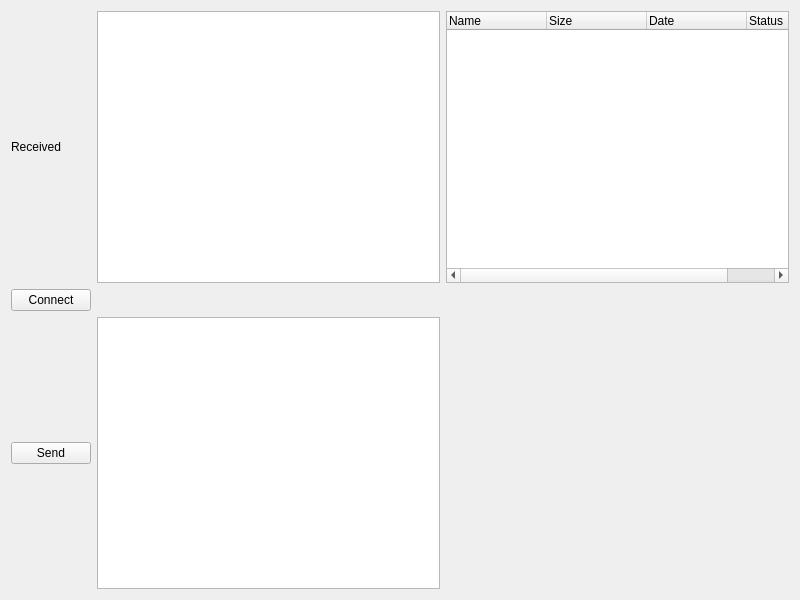
This is fileclient/clientwidget.ui in Che1012/qtFileServer as Qt 5 draws it before an edit. The edited form follows.
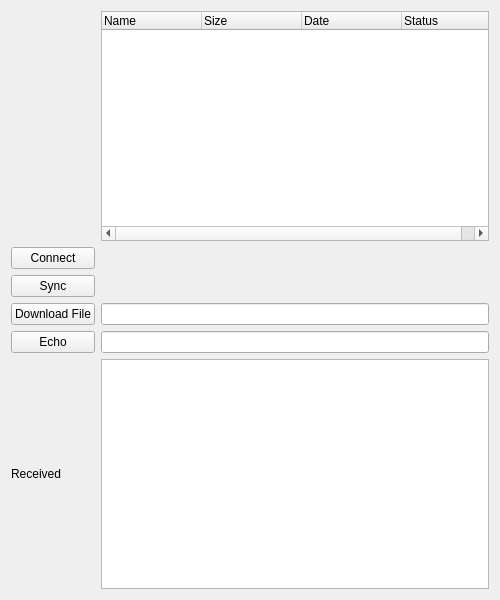
This is the edited form.

```diff
--- a/fileclient/clientwidget.ui
+++ b/fileclient/clientwidget.ui
@@ -6,7 +6,7 @@
    <rect>
     <x>0</x>
     <y>0</y>
-    <width>800</width>
+    <width>500</width>
     <height>600</height>
    </rect>
   </property>
@@ -14,8 +14,18 @@
    <string>ClientWidget</string>
   </property>
   <layout class="QGridLayout" name="gridLayout_2">
-   <item row="2" column="1">
-    <widget class="QTextEdit" name="textToSend"/>
+   <item row="4" column="0">
+    <widget class="QPushButton" name="echoBtn">
+     <property name="text">
+      <string>Echo</string>
+     </property>
+    </widget>
+   </item>
+   <item row="4" column="1">
+    <widget class="QLineEdit" name="echoLineEdit"/>
+   </item>
+   <item row="6" column="1">
+    <widget class="QTextBrowser" name="textReceived"/>
    </item>
    <item row="1" column="0">
     <widget class="QPushButton" name="connectBtn">
@@ -24,24 +34,14 @@
      </property>
     </widget>
    </item>
+   <item row="3" column="0">
+    <widget class="QPushButton" name="fileBtn">
+     <property name="text">
+      <string>Download File</string>
+     </property>
+    </widget>
+   </item>
    <item row="0" column="1">
-    <widget class="QTextBrowser" name="textReceived"/>
-   </item>
-   <item row="2" column="0">
-    <widget class="QPushButton" name="sendBtn">
-     <property name="text">
-      <string>Send</string>
-     </property>
-    </widget>
-   </item>
-   <item row="0" column="0">
-    <widget class="QLabel" name="receivedLabel">
-     <property name="text">
-      <string>Received</string>
-     </property>
-    </widget>
-   </item>
-   <item row="0" column="2">
     <widget class="QTreeWidget" name="treeWidget">
      <column>
       <property name="text">
@@ -70,6 +70,23 @@
      </column>
     </widget>
    </item>
+   <item row="2" column="0">
+    <widget class="QPushButton" name="syncBtn">
+     <property name="text">
+      <string>Sync</string>
+     </property>
+    </widget>
+   </item>
+   <item row="3" column="1">
+    <widget class="QLineEdit" name="fileLineEdit"/>
+   </item>
+   <item row="6" column="0">
+    <widget class="QLabel" name="receivedLabel">
+     <property name="text">
+      <string>Received</string>
+     </property>
+    </widget>
+   </item>
   </layout>
  </widget>
  <resources/>
```
